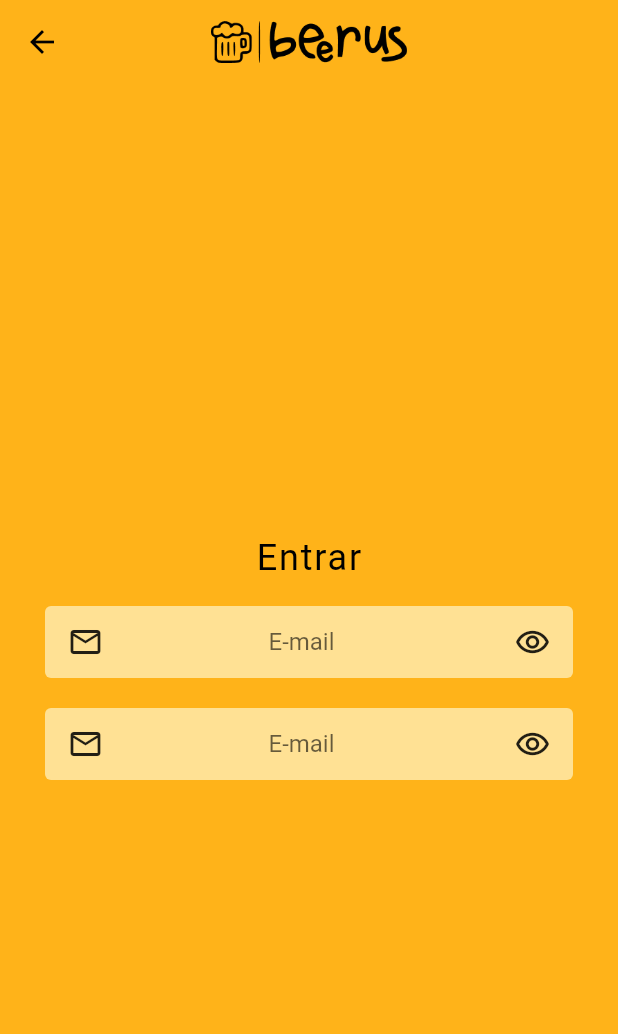
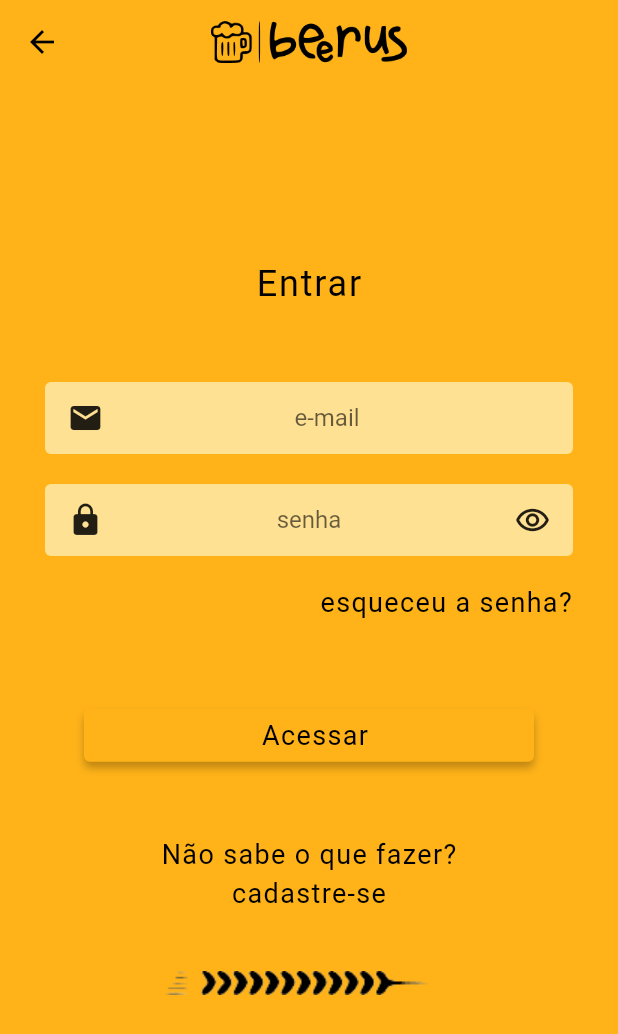
Before and after one commit to viniciusdds/Beer-Us, a Flutter app: the HomePage screen opened by its route, after a tap on "Entrar", on a phone screen of 412 x 824 dp. Shown: the top 1034 px of the screen. Run offline on Flutter 3.47's test engine with Material 2 defaults, Android fonts, the phone set to English and light mode, and no system bars; our stand-ins replace get.

Commit message:
aula 09 finalizada

```diff
--- a/lib/app/global/components/text_input.dart
+++ b/lib/app/global/components/text_input.dart
@@ -2,10 +2,22 @@ import 'package:flutter/material.dart';
 
 class BeerUsTextInput extends Container {
 
+  final Widget? icon;
+  final String text;
+  final Function()? onShowPassword;
+  final TextEditingController? controller;
+
+  BeerUsTextInput({
+    required this.text,
+    this.icon,
+    this.onShowPassword,
+    this.controller
+  });
+
   @override
   Widget build(BuildContext context) {
     return Container(
-        margin: EdgeInsets.all(10),
+        margin: EdgeInsets.symmetric(horizontal: 10, vertical: 10),
         padding: EdgeInsets.symmetric(horizontal: 15),
         decoration: BoxDecoration(
             borderRadius: BorderRadius.circular(4),
@@ -13,16 +25,16 @@ class BeerUsTextInput extends Container {
         ),
         child: Row(
           children: [
-            Icon(Icons.mail_outline),
+            icon!,
             Expanded(
               child: TextFormField(
-                //controller: ,
+                controller: controller,
                 textAlign: TextAlign.center,
                 validator: (str){
                   return null;
                 },
                 decoration: InputDecoration(
-                    hintText: "E-mail",
+                    hintText: "${text}",
                     helperStyle: TextStyle(
                         color: Colors.black,
                         fontSize: 18,
@@ -32,11 +44,10 @@ class BeerUsTextInput extends Container {
                 ),
               ),
             ),
-            SizedBox(width: 10),
-            InkWell(
-              onTap: (){},
+            onShowPassword != null ? InkWell(
+              onTap: onShowPassword,
               child: Icon(Icons.remove_red_eye_outlined),
-            ),
+            ) : Container(),
           ],
         )
     );
--- a/lib/app/modules/on_boarding/auth/sign_in/page.dart
+++ b/lib/app/modules/on_boarding/auth/sign_in/page.dart
@@ -1,3 +1,4 @@
+import 'package:beerus/app/global/components/button_rounded.dart';
 import 'package:beerus/app/global/components/text_input.dart';
 import 'package:flutter/material.dart';
 import 'package:get/get.dart';
@@ -21,25 +22,75 @@ class SignInPage extends GetView<SignInController>{
             ),
             body: Container(
                 padding: EdgeInsets.symmetric(horizontal: 20),
-                width: Get.width,
+                width: double.infinity,
                 height: Get.height,
                 child: Column(
                     mainAxisAlignment: MainAxisAlignment.center,
                     crossAxisAlignment: CrossAxisAlignment.center,
                     children: [
-                        Padding(
-                          padding: const EdgeInsets.all(8.0),
-                          child: Text(
-                              "Entrar",
+                        Text(
+                            "Entrar",
+                            style: TextStyle(
+                                color: Colors.black,
+                                fontSize: 24,
+                                letterSpacing: 1.20
+                            ),
+                        ),
+                        SizedBox(height: Get.width * 0.1),
+                        BeerUsTextInput(
+                          icon: Icon(Icons.mail),
+                          text: "e-mail",
+                          //controller: ,
+                        ),
+                        BeerUsTextInput(
+                          icon: Icon(Icons.lock),
+                          text: "senha",
+                          onShowPassword: (){},
+                        ),
+                        Container(
+                          width: Get.width,
+                          padding: EdgeInsets.all(10),
+                          child: InkWell(
+                            onTap: (){},
+                            child: Text(
+                              "esqueceu a senha?",
+                              textAlign: TextAlign.right,
                               style: TextStyle(
-                                  color: Colors.black,
-                                  fontSize: 24,
-                                  letterSpacing: 1.20
+                                color: Colors.black,
+                                fontSize: 18,
+                                letterSpacing: 0.90,
                               ),
+                            ),
                           ),
                         ),
-                        BeerUsTextInput(),
-                        BeerUsTextInput(),
+                      SizedBox(height: Get.width * 0.1),
+                        BeerUsButtonRounded(
+                            name: "Acessar",
+                        ),
+                        SizedBox(height: Get.width * 0.1),
+                        Text(
+                          "Não sabe o que fazer?",
+                          style: TextStyle(
+                            color: Colors.black,
+                            fontSize: 18,
+                            letterSpacing: 0.90
+                          ),
+                        ),
+                        SizedBox(height: 5),
+                        InkWell(
+                          onTap: (){},
+                          child: Text(
+                            "cadastre-se",
+                            style: TextStyle(
+                              color: Colors.black,
+                              fontSize: 18,
+                              letterSpacing: 0.90,
+                            ),
+                          ),
+                        ),
+                      SizedBox(height: Get.width * 0.1),
+                        Image.asset("assets/images/icons/trigo.png"),
+                      SizedBox(height: Get.width * 0.1),
                     ],
                 ),
             )
--- a/lib/app/modules/on_boarding/home/controller.dart
+++ b/lib/app/modules/on_boarding/home/controller.dart
@@ -1,7 +1,18 @@
 import 'package:beerus/app/routes/app_pages.dart';
+import 'package:flutter/services.dart';
 import 'package:get/get.dart';
 
 class HomeController extends GetxController {
+
+  @override
+  void onInit() {
+    super.onInit();
+
+    SystemChrome.setPreferredOrientations([
+      DeviceOrientation.portraitUp,
+      DeviceOrientation.portraitDown,
+    ]);
+  }
 
   void onClickButtonSignIn() {
     Get.toNamed(Routes.SIGN_IN);
--- a/lib/app/modules/on_boarding/home/page.dart
+++ b/lib/app/modules/on_boarding/home/page.dart
@@ -17,7 +17,7 @@ class HomePage extends GetView<HomeController>{
               elevation: 0,
             ),
             body: Container(
-                width: Get.width,
+                width: double.infinity,
                 height: Get.height,
                 child: Column(
                     mainAxisAlignment: MainAxisAlignment.center,
--- a/lib/app/modules/on_boarding/information/controller.dart
+++ b/lib/app/modules/on_boarding/information/controller.dart
@@ -1,6 +1,7 @@
 import 'package:beerus/app/modules/on_boarding/information/models/slide_model.dart';
 import 'package:beerus/app/routes/app_pages.dart';
 import 'package:flutter/material.dart';
+import 'package:flutter/services.dart';
 import 'package:get/get.dart';
 
 class OnboardingInformationController extends GetxController {
@@ -26,6 +27,16 @@ class OnboardingInformationController extends GetxController {
   ];
 
   @override
+  void onInit() {
+    super.onInit();
+
+    SystemChrome.setPreferredOrientations([
+      DeviceOrientation.portraitUp,
+      DeviceOrientation.portraitDown,
+    ]);
+  }
+
+  @override
   void onClose() {
     super.onClose();
     pageController.dispose();
```
Also changed, not shown: assets/images/icons/trigo.png (added).
